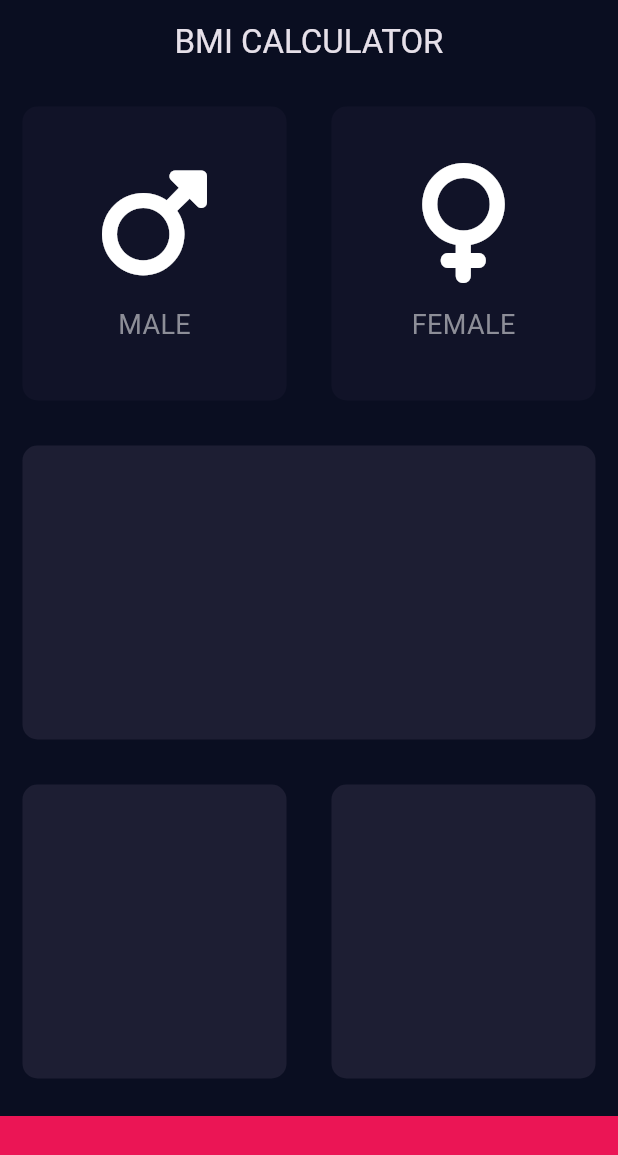
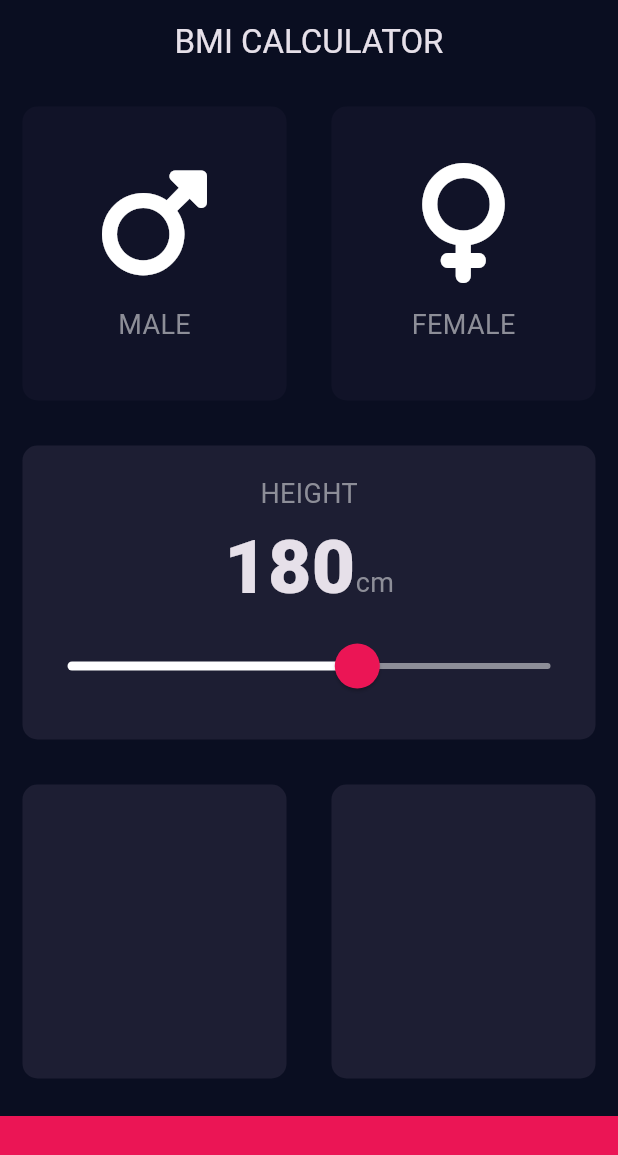
Before and after one commit to ChristianAfreh/bmi_app_flutter, a Flutter app: the screen it shows after launch, on a phone screen of 412 x 824 dp. Shown: the top 1155 px of the screen. Run offline on Flutter 3.47's test engine with Material 3 defaults, Android fonts, the phone set to English and light mode, and no system bars; our stand-ins replace font_awesome_flutter.

Commit message:
added slider feature

```diff
--- /dev/null
+++ b/lib/constants.dart
@@ -0,0 +1,16 @@
+import 'package:flutter/material.dart';
+
+const kBottomContainerHeight = 80.0;
+const kActiveCardColour = Color(0xFF1D1E33);
+const kInActiveCardColour = Color(0xFF111328);
+const kBottomContainerColour = Color(0xFFEB1555);
+
+const kLabelTextStyle = TextStyle(
+  fontSize: 18.0,
+  color: Color(0xFF8D8E98),
+);
+
+const kNumberTextStyle = TextStyle(
+  fontSize: 50.0,
+  fontWeight: FontWeight.w900
+);
--- a/lib/icon_content.dart
+++ b/lib/icon_content.dart
@@ -1,9 +1,5 @@
 import 'package:flutter/material.dart';
-
-const labelTextStyle = TextStyle(
-  fontSize: 18.0,
-  color: Color(0xFF8D8E98),
-);
+import 'constants.dart';
 
 class IconContent extends StatelessWidget {
   const IconContent({super.key, required this.icon, required this.label});
@@ -23,7 +19,7 @@ class IconContent extends StatelessWidget {
         const SizedBox(
           height: 15.0,
         ),
-        Text(label, style: labelTextStyle),
+        Text(label, style: kLabelTextStyle),
       ],
     );
   }
--- a/lib/input_page.dart
+++ b/lib/input_page.dart
@@ -1,12 +1,8 @@
-import 'package:bmi_app/icon_content.dart';
-import 'package:bmi_app/reusable_card.dart';
+import 'icon_content.dart';
+import 'reusable_card.dart';
 import 'package:flutter/material.dart';
 import 'package:font_awesome_flutter/font_awesome_flutter.dart';
-
-const bottomContainerHeight = 80.0;
-const activeCardColour = Color(0xFF1D1E33);
-const inActiveCardColour = Color(0xFF111328);
-const bottomContainerColour = Color(0xFFEB1555);
+import 'constants.dart';
 
 enum Gender {
   male,
@@ -22,6 +18,7 @@ class InputPage extends StatefulWidget {
 
 class _InputPageState extends State<InputPage> {
   Gender? selectedGender;
+  int height = 180;
 
   @override
   Widget build(BuildContext context) {
@@ -44,8 +41,8 @@ class _InputPageState extends State<InputPage> {
                       });
                     },
                     colour: selectedGender == Gender.male
-                        ? activeCardColour
-                        : inActiveCardColour,
+                        ? kActiveCardColour
+                        : kInActiveCardColour,
                     cardChild: const IconContent(
                       icon: FontAwesomeIcons.mars,
                       label: 'MALE',
@@ -60,8 +57,8 @@ class _InputPageState extends State<InputPage> {
                       });
                     },
                     colour: selectedGender == Gender.female
-                        ? activeCardColour
-                        : inActiveCardColour,
+                        ? kActiveCardColour
+                        : kInActiveCardColour,
                     cardChild: const IconContent(
                       icon: FontAwesomeIcons.venus,
                       label: 'FEMALE',
@@ -71,9 +68,55 @@ class _InputPageState extends State<InputPage> {
               ],
             ),
           ),
-          const Expanded(
+          Expanded(
             child: ReusableCard(
-              colour: activeCardColour,
+              colour: kActiveCardColour,
+              cardChild: Column(
+                mainAxisAlignment: MainAxisAlignment.center,
+                children: <Widget>[
+                  const Text(
+                    'HEIGHT',
+                    style: kLabelTextStyle,
+                  ),
+                  Row(
+                    mainAxisAlignment: MainAxisAlignment.center,
+                    crossAxisAlignment: CrossAxisAlignment.baseline,
+                    textBaseline: TextBaseline.alphabetic,
+                    children: <Widget>[
+                      Text(
+                        height.toString(),
+                        style: kNumberTextStyle,
+                      ),
+                      const Text(
+                        'cm',
+                        style: kLabelTextStyle,
+                      ),
+                    ],
+                  ),
+                  SliderTheme(
+                    data: SliderTheme.of(context).copyWith(
+                      thumbColor:const Color(0xFFEB1555),
+                      overlayColor: const Color(0x29EB1555),
+                      activeTrackColor: Colors.white,
+                      thumbShape:
+                          const RoundSliderThumbShape(enabledThumbRadius: 15.0),
+                      overlayShape:
+                          const RoundSliderOverlayShape(overlayRadius: 30.0),
+                    ),
+                    child: Slider(
+                      value: height.toDouble(),
+                      min: 120.0,
+                      max: 220.0,
+                      inactiveColor: const Color(0xFF8D8E98),
+                      onChanged: (double newValue) {
+                        setState(() {
+                          height = newValue.round();
+                        });
+                      },
+                    ),
+                  ),
+                ],
+              ),
             ),
           ),
           const Expanded(
@@ -81,22 +124,22 @@ class _InputPageState extends State<InputPage> {
               children: <Widget>[
                 Expanded(
                   child: ReusableCard(
-                    colour: activeCardColour,
+                    colour: kActiveCardColour,
                   ),
                 ),
                 Expanded(
                   child: ReusableCard(
-                    colour: activeCardColour,
+                    colour: kActiveCardColour,
                   ),
                 )
               ],
             ),
           ),
           Container(
-            color: bottomContainerColour,
+            color: kBottomContainerColour,
             margin: const EdgeInsets.only(top: 10.0),
             width: double.infinity,
-            height: bottomContainerHeight,
+            height: kBottomContainerHeight,
           ),
         ],
       ),
```
